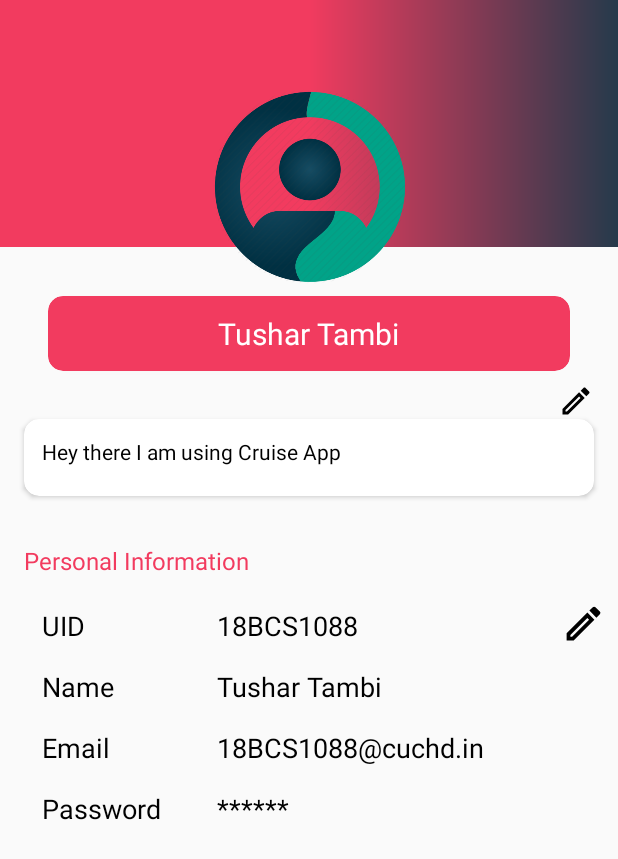
After one commit to rishab247/Cruise, an Android app: the ProfileActivity screen opened directly, with no data from a screen before it, on a phone screen of 412 x 824 dp. The commit adds this screen. Shown: the top 859 px of the screen. Run offline under Robolectric (Android 15) with nearby library versions, the phone set to English and light mode, and no system bars; our stand-ins replace CircleImageView.

Commit message:
Profile Page Added.

```diff
--- a/app/build.gradle
+++ b/app/build.gradle
@@ -49,4 +49,5 @@ dependencies {
     androidTestImplementation 'androidx.test.ext:junit:1.1.2'
     androidTestImplementation 'androidx.test.espresso:espresso-core:3.3.0'
     implementation 'com.airbnb.android:lottie:3.4.0'
+    implementation 'de.hdodenhof:circleimageview:3.1.0'
 }
--- /dev/null
+++ b/app/src/main/java/com/example/cruise/ProfileActivity.kt
@@ -0,0 +1,11 @@
+package com.example.cruise
+
+import androidx.appcompat.app.AppCompatActivity
+import android.os.Bundle
+
+class ProfileActivity : AppCompatActivity() {
+    override fun onCreate(savedInstanceState: Bundle?) {
+        super.onCreate(savedInstanceState)
+        setContentView(R.layout.activity_profile)
+    }
+}
--- a/app/src/main/java/com/example/cruise/UI/LoginActivity.kt
+++ b/app/src/main/java/com/example/cruise/ui/LoginActivity.kt
@@ -1,4 +1,4 @@
-package com.example.cruise.UI
+package com.example.cruise.ui
 
 import android.content.Intent
 import android.os.Bundle
@@ -10,7 +10,7 @@ import androidx.appcompat.app.AppCompatActivity
 
 import com.example.cruise.Data.User_Info
 import com.example.cruise.R
-import com.example.cruise.UI.Tabs.MainPage
+import com.example.cruise.ui.Tabs.MainPage
 import com.google.android.gms.tasks.OnCompleteListener
 import com.google.firebase.auth.*
 import com.google.firebase.database.DatabaseReference
--- a/app/src/main/java/com/example/cruise/UI/SplashActivity.kt
+++ b/app/src/main/java/com/example/cruise/ui/SplashActivity.kt
@@ -1,4 +1,4 @@
-package com.example.cruise.UI
+package com.example.cruise.ui
 
 import android.content.Intent
 import android.os.Bundle
@@ -6,7 +6,7 @@ import android.widget.Button
 import android.widget.Toast
 import androidx.appcompat.app.AppCompatActivity
 import com.example.cruise.R
-import com.example.cruise.UI.Tabs.MainPage
+import com.example.cruise.ui.Tabs.MainPage
 import com.google.firebase.auth.FirebaseAuth
 
 class SplashActivity : AppCompatActivity() {
--- a/app/src/main/java/com/example/cruise/UI/Tabs/FriendsFragment.kt
+++ b/app/src/main/java/com/example/cruise/ui/Tabs/ChatFragment.kt
@@ -1,6 +1,5 @@
-package com.example.cruise.UI.Tabs
+package com.example.cruise.ui.Tabs
 
-import androidx.appcompat.app.AppCompatActivity
 import android.os.Bundle
 import android.view.LayoutInflater
 import android.view.View
@@ -8,11 +7,9 @@ import android.view.ViewGroup
 import androidx.fragment.app.Fragment
 import com.example.cruise.R
 
-class FriendsFragment : Fragment() {
+class ChatFragment : Fragment() {
     override fun onCreateView(inflater: LayoutInflater, container: ViewGroup?, savedInstanceState: Bundle?): View? {
-        val v = inflater.inflate(R.layout.fragment_friends, container, false)
-
-
+        val v = inflater.inflate(R.layout.fragment_chat, container, false)
 
         return v
     }
--- a/app/src/main/java/com/example/cruise/UI/Tabs/ChatFragment.kt
+++ b/app/src/main/java/com/example/cruise/ui/Tabs/FriendsFragment.kt
@@ -1,4 +1,4 @@
-package com.example.cruise.UI.Tabs
+package com.example.cruise.ui.Tabs
 
 import android.os.Bundle
 import android.view.LayoutInflater
@@ -7,9 +7,11 @@ import android.view.ViewGroup
 import androidx.fragment.app.Fragment
 import com.example.cruise.R
 
-class ChatFragment : Fragment() {
+class FriendsFragment : Fragment() {
     override fun onCreateView(inflater: LayoutInflater, container: ViewGroup?, savedInstanceState: Bundle?): View? {
-        val v = inflater.inflate(R.layout.fragment_chat, container, false)
+        val v = inflater.inflate(R.layout.fragment_friends, container, false)
+
+
 
         return v
     }
--- a/app/src/main/java/com/example/cruise/UI/Tabs/MainPage.kt
+++ b/app/src/main/java/com/example/cruise/ui/Tabs/MainPage.kt
@@ -1,5 +1,6 @@
-package com.example.cruise.UI.Tabs
+package com.example.cruise.ui.Tabs
 
+import android.content.Intent
 import android.os.Bundle
 import android.widget.ImageView
 import androidx.annotation.Nullable
@@ -8,6 +9,7 @@ import androidx.fragment.app.Fragment
 import androidx.fragment.app.FragmentManager
 import androidx.fragment.app.FragmentPagerAdapter
 import androidx.viewpager.widget.ViewPager
+import com.example.cruise.ProfileActivity
 import com.example.cruise.R
 import com.google.android.material.tabs.TabLayout
 import com.google.firebase.auth.FirebaseAuth
@@ -30,6 +32,14 @@ class MainPage : AppCompatActivity() {
                 auth.signOut()
                 finish()
             }
+        }
+
+
+
+        var mGotoProfile: ImageView = findViewById(R.id.GotoProfile)
+        mGotoProfile.setOnClickListener{
+            intent = Intent(this, ProfileActivity:: class.java)
+            startActivity(intent)
         }
 
 
--- a/app/src/main/java/com/example/cruise/UI/Tabs/StoryFragment.kt
+++ b/app/src/main/java/com/example/cruise/ui/Tabs/StoryFragment.kt
@@ -1,6 +1,5 @@
-package com.example.cruise.UI.Tabs
+package com.example.cruise.ui.Tabs
 
-import androidx.appcompat.app.AppCompatActivity
 import android.os.Bundle
 import android.view.LayoutInflater
 import android.view.View
--- /dev/null
+++ b/app/src/main/res/drawable/cardbg.xml
@@ -0,0 +1,12 @@
+<?xml version="1.0" encoding="utf-8"?>
+<shape
+    xmlns:android="http://schemas.android.com/apk/res/android"
+    android:shape="rectangle">
+
+    <solid android:color="#fff"/>
+
+
+
+    <corners android:topLeftRadius="20dp"
+        android:topRightRadius="20dp"/>
+</shape>
--- /dev/null
+++ b/app/src/main/res/drawable/gradient.xml
@@ -0,0 +1,10 @@
+<?xml version="1.0" encoding="utf-8"?>
+<shape xmlns:android="http://schemas.android.com/apk/res/android">
+
+
+    <gradient android:startColor="#F23B5F"
+        android:centerColor="#F23B5F"
+        android:endColor="#253A4B"
+        android:type="linear"/>
+
+</shape>
--- /dev/null
+++ b/app/src/main/res/drawable/ic_edit_24px__1_.xml
@@ -0,0 +1,9 @@
+<vector xmlns:android="http://schemas.android.com/apk/res/android"
+    android:width="24dp"
+    android:height="24dp"
+    android:viewportWidth="24"
+    android:viewportHeight="24">
+  <path
+      android:fillColor="#FF000000"
+      android:pathData="M14.06,9.02l0.92,0.92L5.92,19L5,19v-0.92l9.06,-9.06M17.66,3c-0.25,0 -0.51,0.1 -0.7,0.29l-1.83,1.83 3.75,3.75 1.83,-1.83c0.39,-0.39 0.39,-1.02 0,-1.41l-2.34,-2.34c-0.2,-0.2 -0.45,-0.29 -0.71,-0.29zM14.06,6.19L3,17.25L3,21h3.75L17.81,9.94l-3.75,-3.75z"/>
+</vector>
--- a/app/src/main/res/layout/activity_login.xml
+++ b/app/src/main/res/layout/activity_login.xml
@@ -5,7 +5,7 @@
     android:layout_width="match_parent"
     android:layout_height="match_parent"
     android:background="#fff"
-    tools:context=".UI.LoginActivity">
+    tools:context=".ui.LoginActivity">
 
 
     <com.airbnb.lottie.LottieAnimationView
--- a/app/src/main/res/layout/activity_mainpage.xml
+++ b/app/src/main/res/layout/activity_mainpage.xml
@@ -14,6 +14,18 @@
         <androidx.constraintlayout.widget.ConstraintLayout
             android:layout_width="match_parent"
             android:layout_height="match_parent">
+
+            <ImageView
+                android:id="@+id/GotoProfile"
+                android:layout_width="50dp"
+                android:layout_height="50dp"
+                android:layout_marginStart="16dp"
+                android:layout_marginBottom="11dp"
+                android:src="@drawable/pfile"
+                app:layout_constraintBottom_toTopOf="@+id/tab_tablayout"
+                app:layout_constraintStart_toStartOf="parent"
+                app:layout_constraintTop_toTopOf="@+id/imageView"
+                app:layout_constraintVertical_bias="0.0" />
 
 
             <ImageView
--- /dev/null
+++ b/app/src/main/res/layout/activity_profile.xml
@@ -0,0 +1,315 @@
+<?xml version="1.0" encoding="utf-8"?>
+<androidx.constraintlayout.widget.ConstraintLayout
+    xmlns:android="http://schemas.android.com/apk/res/android"
+    xmlns:app="http://schemas.android.com/apk/res-auto"
+    xmlns:tools="http://schemas.android.com/tools"
+    android:layout_width="match_parent"
+    android:layout_height="match_parent"
+    tools:context=".ProfileActivity">
+
+    <ImageView
+        android:id="@+id/imageView3"
+        android:layout_width="match_parent"
+        android:layout_height="0dp"
+        android:src="@drawable/gradient"
+        app:layout_constraintBottom_toTopOf="@+id/guideline"
+        app:layout_constraintEnd_toEndOf="parent"
+        app:layout_constraintStart_toStartOf="parent"
+        app:layout_constraintTop_toTopOf="parent" />
+
+    <de.hdodenhof.circleimageview.CircleImageView
+        android:id="@+id/circleImageView2"
+        android:layout_width="130dp"
+        android:layout_height="130dp"
+        android:src="@drawable/pfile"
+        app:layout_constraintBottom_toTopOf="@+id/guideline2"
+        app:layout_constraintEnd_toEndOf="parent"
+        app:layout_constraintStart_toStartOf="parent" />
+
+
+    <androidx.constraintlayout.widget.Guideline
+        android:id="@+id/guideline"
+        android:layout_width="wrap_content"
+        android:layout_height="wrap_content"
+        app:layout_constraintGuide_percent=".20"
+        android:orientation="horizontal" />
+
+    <androidx.constraintlayout.widget.Guideline
+        android:id="@+id/guideline2"
+        android:layout_width="wrap_content"
+        android:layout_height="wrap_content"
+        android:orientation="horizontal"
+        app:layout_constraintGuide_percent=".23"/>
+
+<!--    <TextView-->
+<!--        android:id="@+id/textView4"-->
+<!--        android:layout_width="wrap_content"-->
+<!--        android:layout_height="wrap_content"-->
+<!--        android:layout_marginStart="16dp"-->
+<!--        android:layout_marginBottom="8dp"-->
+<!--        android:text="Tushar Tambi"-->
+<!--        android:textColor="#fff"-->
+<!--        android:textSize="25sp"-->
+<!--        android:textStyle="bold"-->
+<!--        app:layout_constraintBottom_toTopOf="@+id/guideline"-->
+<!--        app:layout_constraintEnd_toEndOf="parent"-->
+<!--        app:layout_constraintHorizontal_bias="0.0"-->
+<!--        app:layout_constraintStart_toEndOf="@+id/circleImageView2"-->
+<!--        app:layout_constraintTop_toTopOf="@+id/circleImageView2"-->
+<!--        app:layout_constraintVertical_bias="0.52" />-->
+
+    <androidx.cardview.widget.CardView
+        android:id="@+id/cardView2"
+        android:layout_width="0dp"
+        android:layout_height="50dp"
+        android:layout_marginStart="32dp"
+        android:layout_marginTop="8dp"
+        android:layout_marginEnd="32dp"
+        android:background="@drawable/cardbg"
+        android:elevation="50dp"
+        app:cardBackgroundColor="@color/red"
+        app:cardCornerRadius="10dp"
+        app:layout_constraintEnd_toEndOf="parent"
+        app:layout_constraintStart_toStartOf="parent"
+        app:layout_constraintTop_toTopOf="@+id/guideline2">
+
+        <TextView
+            android:layout_width="wrap_content"
+            android:layout_height="wrap_content"
+            android:layout_gravity="center"
+            android:text="Tushar Tambi"
+            android:textColor="#fff"
+            android:textSize="20sp" />
+    </androidx.cardview.widget.CardView>
+
+    <ImageView
+        android:layout_width="wrap_content"
+        android:layout_height="wrap_content"
+        android:src="@drawable/ic_edit_24px__1_"
+        app:layout_constraintBottom_toTopOf="@+id/cardView"
+        app:layout_constraintEnd_toEndOf="@+id/cardView"
+        app:layout_constraintTop_toBottomOf="@+id/cardView2"
+        app:layout_constraintVertical_bias="1.0" />
+
+    <androidx.cardview.widget.CardView
+        android:id="@+id/cardView"
+        android:layout_width="0dp"
+        android:layout_height="wrap_content"
+        android:layout_marginStart="16dp"
+        android:layout_marginTop="32dp"
+        android:layout_marginEnd="16dp"
+        android:layout_marginBottom="16dp"
+        android:background="@drawable/cardbg"
+        android:elevation="50dp"
+        app:cardCornerRadius="10dp"
+        app:layout_constraintBottom_toBottomOf="parent"
+        app:layout_constraintEnd_toEndOf="parent"
+        app:layout_constraintStart_toStartOf="parent"
+        app:layout_constraintTop_toBottomOf="@+id/cardView2"
+        app:layout_constraintVertical_bias="0.0">
+
+        <androidx.constraintlayout.widget.ConstraintLayout
+            android:layout_width="match_parent"
+            android:layout_height="match_parent">
+
+            <TextView
+                android:layout_width="wrap_content"
+                android:layout_height="wrap_content"
+                android:layout_marginStart="8dp"
+                android:layout_marginTop="8dp"
+                android:layout_marginEnd="8dp"
+                android:layout_marginBottom="16dp"
+                android:padding="4dp"
+                android:textColor="#000"
+                android:text="Hey there I am using Cruise App"
+                app:layout_constraintBottom_toBottomOf="parent"
+                app:layout_constraintEnd_toEndOf="parent"
+                app:layout_constraintHorizontal_bias="0.0"
+                app:layout_constraintStart_toStartOf="parent"
+                app:layout_constraintTop_toTopOf="parent" />
+
+
+        </androidx.constraintlayout.widget.ConstraintLayout>
+
+    </androidx.cardview.widget.CardView>
+
+    <TextView
+        android:id="@+id/textView5"
+        android:layout_width="wrap_content"
+        android:layout_height="wrap_content"
+        android:layout_marginTop="32dp"
+        android:text="Personal Information"
+        android:textSize="16sp"
+        android:textColor="@color/red"
+        app:layout_constraintEnd_toEndOf="@+id/cardView"
+        app:layout_constraintHorizontal_bias="0.0"
+        app:layout_constraintStart_toStartOf="@+id/cardView"
+        app:layout_constraintTop_toBottomOf="@+id/cardView" />
+
+    <ScrollView
+        android:layout_width="0dp"
+        android:layout_height="0dp"
+        android:layout_marginTop="8dp"
+        android:layout_marginEnd="8dp"
+        android:layout_marginBottom="8dp"
+        app:layout_constraintBottom_toBottomOf="parent"
+        app:layout_constraintEnd_toEndOf="parent"
+        app:layout_constraintHorizontal_bias="0.0"
+        app:layout_constraintStart_toStartOf="@+id/textView5"
+        app:layout_constraintTop_toBottomOf="@+id/textView5"
+        app:layout_constraintVertical_bias="0.0"
+        android:fillViewport="true">
+
+        <androidx.constraintlayout.widget.ConstraintLayout
+            android:layout_width="match_parent"
+            android:layout_height="wrap_content">
+
+            <androidx.constraintlayout.widget.Guideline
+                android:id="@+id/guideline4"
+                android:layout_width="wrap_content"
+                android:layout_height="wrap_content"
+                android:orientation="vertical"
+                app:layout_constraintGuide_percent=".28"/>
+
+            <TextView
+                android:id="@+id/textView8"
+                android:layout_width="wrap_content"
+                android:layout_height="wrap_content"
+                android:layout_marginStart="8dp"
+                android:layout_marginTop="8dp"
+                android:text="UID"
+                android:textColor="#000"
+                android:textSize="18dp"
+                android:padding="4dp"
+                app:layout_constraintEnd_toStartOf="@+id/guideline4"
+                app:layout_constraintHorizontal_bias="0.0"
+                app:layout_constraintStart_toStartOf="parent"
+                app:layout_constraintTop_toTopOf="parent" />
+
+            <TextView
+                android:id="@+id/textView9"
+                android:layout_width="wrap_content"
+                android:layout_height="wrap_content"
+                android:layout_marginTop="8dp"
+                android:text="Name"
+                android:textColor="#000"
+                android:textSize="18dp"
+                android:padding="4dp"
+                app:layout_constraintEnd_toStartOf="@+id/guideline4"
+                app:layout_constraintHorizontal_bias="0.0"
+                app:layout_constraintStart_toStartOf="@+id/textView8"
+                app:layout_constraintTop_toBottomOf="@+id/textView8" />
+
+            <TextView
+                android:id="@+id/textView7"
+                android:layout_width="wrap_content"
+                android:layout_height="wrap_content"
+                android:layout_marginTop="8dp"
+                android:text="Email"
+                android:textColor="#000"
+                android:textSize="18dp"
+                android:padding="4dp"
+                app:layout_constraintEnd_toStartOf="@+id/guideline4"
+                app:layout_constraintHorizontal_bias="0.0"
+                app:layout_constraintStart_toStartOf="@+id/textView9"
+                app:layout_constraintTop_toBottomOf="@+id/textView9" />
+
+            <TextView
+                android:id="@+id/textView6"
+                android:layout_width="wrap_content"
+                android:layout_height="wrap_content"
+                android:layout_marginTop="8dp"
+                android:text="Password"
+                android:textColor="#000"
+                android:textSize="18dp"
+                android:padding="4dp"
+                app:layout_constraintBottom_toBottomOf="parent"
+                app:layout_constraintEnd_toStartOf="@+id/guideline4"
+                app:layout_constraintHorizontal_bias="0.0"
+                app:layout_constraintStart_toStartOf="@+id/textView7"
+                app:layout_constraintTop_toBottomOf="@+id/textView7"
+                app:layout_constraintVertical_bias="0.0" />
+
+            <TextView
+                android:id="@+id/textView11"
+                android:layout_width="wrap_content"
+                android:layout_height="wrap_content"
+                android:layout_marginStart="16dp"
+                android:layout_marginTop="8dp"
+                android:text="18BCS1088"
+                android:textColor="#000"
+                android:padding="4dp"
+                android:textSize="18dp"
+                app:layout_constraintEnd_toEndOf="parent"
+                app:layout_constraintHorizontal_bias="0.0"
+                app:layout_constraintStart_toStartOf="@+id/guideline4"
+                app:layout_constraintTop_toTopOf="parent" />
+
+            <TextView
+                android:id="@+id/textView12"
+                android:layout_width="wrap_content"
+                android:layout_height="wrap_content"
+                android:layout_marginTop="8dp"
+                android:text="Tushar Tambi"
+                android:textColor="#000"
+                android:textSize="18dp"
+                android:padding="4dp"
+                app:layout_constraintEnd_toEndOf="parent"
+                app:layout_constraintHorizontal_bias="0.0"
+                app:layout_constraintStart_toStartOf="@+id/textView11"
+                app:layout_constraintTop_toBottomOf="@+id/textView11" />
+
+            <TextView
+                android:id="@+id/textView13"
+                android:layout_width="wrap_content"
+                android:layout_height="wrap_content"
+                android:layout_marginTop="8dp"
+                android:text="18BCS1088@cuchd.in"
+                android:textColor="#000"
+                android:singleLine="true"
+                android:textSize="18dp"
+                android:padding="4dp"
+                app:layout_constraintEnd_toEndOf="parent"
+                app:layout_constraintHorizontal_bias="0.0"
+                app:layout_constraintStart_toStartOf="@+id/textView12"
+                app:layout_constraintTop_toBottomOf="@+id/textView12" />
+
+            <TextView
+                android:id="@+id/textView14"
+                android:layout_width="wrap_content"
+                android:layout_height="wrap_content"
+                android:layout_marginTop="8dp"
+                android:text="******"
+                android:textColor="#000"
+                android:padding="4dp"
+                android:textSize="18dp"
+                app:layout_constraintBottom_toBottomOf="parent"
+                app:layout_constraintEnd_toEndOf="parent"
+                app:layout_constraintHorizontal_bias="0.0"
+                app:layout_constraintStart_toStartOf="@+id/textView13"
+                app:layout_constraintTop_toBottomOf="@+id/textView13"
+                app:layout_constraintVertical_bias="0.0" />
+
+            <Button
+                android:id="@+id/button"
+                android:layout_width="30dp"
+                android:layout_height="30dp"
+                android:background="@drawable/ic_edit_24px__1_"
+                app:layout_constraintBottom_toBottomOf="parent"
+                app:layout_constraintEnd_toEndOf="parent"
+                app:layout_constraintHorizontal_bias="1.0"
+                app:layout_constraintStart_toStartOf="parent"
+                app:layout_constraintTop_toTopOf="@+id/textView11"
+                app:layout_constraintVertical_bias="0.0" />
+
+        </androidx.constraintlayout.widget.ConstraintLayout>
+
+
+    </ScrollView>
+
+
+
+
+
+
+</androidx.constraintlayout.widget.ConstraintLayout>
--- a/app/src/main/res/layout/fragment_chat.xml
+++ b/app/src/main/res/layout/fragment_chat.xml
@@ -4,6 +4,6 @@
     xmlns:tools="http://schemas.android.com/tools"
     android:layout_width="match_parent"
     android:layout_height="match_parent"
-    tools:context=".UI.Tabs.ChatFragment">
+    tools:context=".ui.Tabs.ChatFragment">
 
 </androidx.constraintlayout.widget.ConstraintLayout>
--- a/app/src/main/res/layout/fragment_friends.xml
+++ b/app/src/main/res/layout/fragment_friends.xml
@@ -4,6 +4,6 @@
     xmlns:tools="http://schemas.android.com/tools"
     android:layout_width="match_parent"
     android:layout_height="match_parent"
-    tools:context=".UI.Tabs.FriendsFragment">
+    tools:context=".ui.Tabs.FriendsFragment">
 
 </androidx.constraintlayout.widget.ConstraintLayout>
--- a/app/src/main/res/layout/fragment_story.xml
+++ b/app/src/main/res/layout/fragment_story.xml
@@ -4,6 +4,6 @@
     xmlns:tools="http://schemas.android.com/tools"
     android:layout_width="match_parent"
     android:layout_height="match_parent"
-    tools:context=".UI.Tabs.StoryFragment">
+    tools:context=".ui.Tabs.StoryFragment">
 
 </androidx.constraintlayout.widget.ConstraintLayout>
```
Also changed, not shown: app/src/main/AndroidManifest.xml (+4 -3 lines), app/src/main/res/drawable/pfile.png (added), app/src/main/res/drawable/pfile_back.jpg (added).
